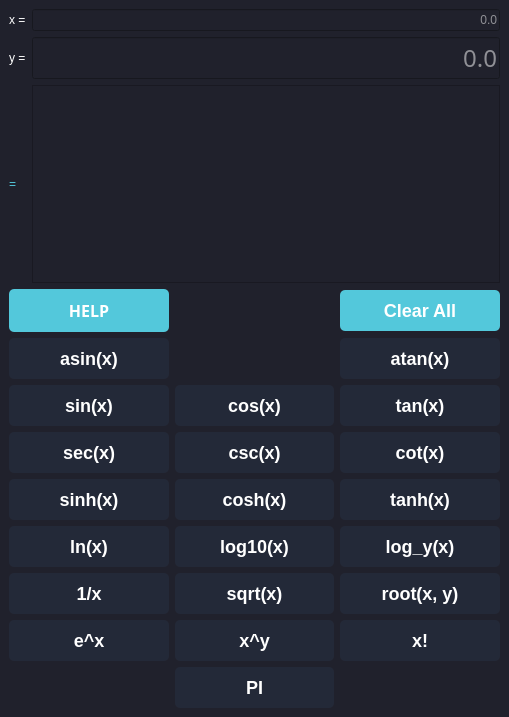
This is src/gui/mainwindow.ui in Carlos12001/funtrans_calculatorpp as Qt 5 draws it before an edit. The edited form follows.
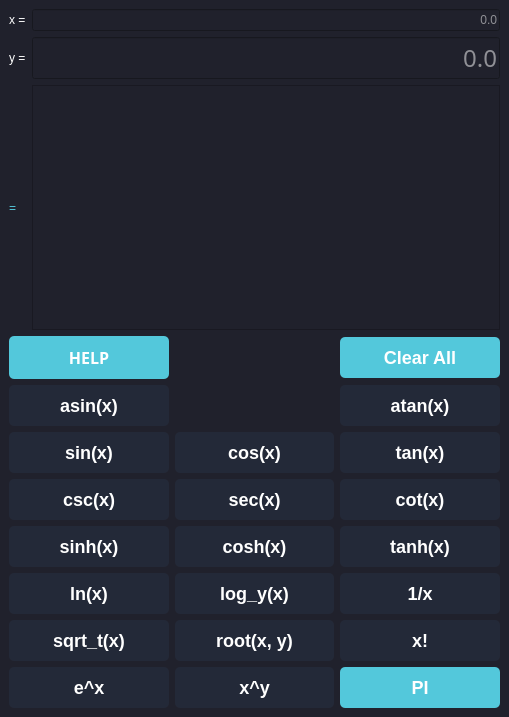
This is the edited form.

Patch:
```diff
--- a/src/gui/mainwindow.ui
+++ b/src/gui/mainwindow.ui
@@ -157,75 +157,6 @@
         </property>
        </widget>
       </item>
-      <item row="8" column="2">
-       <widget class="QPushButton" name="buttonLogy">
-        <property name="styleSheet">
-         <string notr="true">QPushButton {
-  border: none;
-  border-radius: 5px;
-  color: white;
-  font-size: 18px;
-  font-weight: bold;
-  padding: 10px 20px;
-  background-color: #232938;
-}
-
-QPushButton:hover {
-  background-color: #2E8B57;
-}
-</string>
-        </property>
-        <property name="text">
-         <string>log_y(x)</string>
-        </property>
-       </widget>
-      </item>
-      <item row="10" column="2">
-       <widget class="QPushButton" name="buttonFactorial">
-        <property name="styleSheet">
-         <string notr="true">QPushButton {
-  border: none;
-  border-radius: 5px;
-  color: white;
-  font-size: 18px;
-  font-weight: bold;
-  padding: 10px 20px;
-  background-color: #232938;
-}
-
-QPushButton:hover {
-  background-color: #2E8B57;
-}
-</string>
-        </property>
-        <property name="text">
-         <string>x!</string>
-        </property>
-       </widget>
-      </item>
-      <item row="9" column="1">
-       <widget class="QPushButton" name="buttonSqrt">
-        <property name="styleSheet">
-         <string notr="true">QPushButton {
-  border: none;
-  border-radius: 5px;
-  color: white;
-  font-size: 18px;
-  font-weight: bold;
-  padding: 10px 20px;
-  background-color: #232938;
-}
-
-QPushButton:hover {
-  background-color: #2E8B57;
-}
-</string>
-        </property>
-        <property name="text">
-         <string>sqrt(x)</string>
-        </property>
-       </widget>
-      </item>
       <item row="2" column="1">
        <widget class="QPushButton" name="buttonCos">
         <property name="styleSheet">
@@ -341,29 +272,6 @@
         </property>
        </widget>
       </item>
-      <item row="8" column="1">
-       <widget class="QPushButton" name="buttonLog10">
-        <property name="styleSheet">
-         <string notr="true">QPushButton {
-  border: none;
-  border-radius: 5px;
-  color: white;
-  font-size: 18px;
-  font-weight: bold;
-  padding: 10px 20px;
-  background-color: #232938;
-}
-
-QPushButton:hover {
-  background-color: #2E8B57;
-}
-</string>
-        </property>
-        <property name="text">
-         <string>log10(x)</string>
-        </property>
-       </widget>
-      </item>
       <item row="1" column="0">
        <widget class="QPushButton" name="buttonAsin">
         <property name="styleSheet">
@@ -441,29 +349,6 @@
         </property>
        </widget>
       </item>
-      <item row="11" column="1">
-       <widget class="QPushButton" name="buttonPI">
-        <property name="styleSheet">
-         <string notr="true">QPushButton {
-  border: none;
-  border-radius: 5px;
-  color: white;
-  font-size: 18px;
-  font-weight: bold;
-  padding: 10px 20px;
-  background-color: #232938;
-}
-
-QPushButton:hover {
-  background-color: #2E8B57;
-}
-</string>
-        </property>
-        <property name="text">
-         <string>PI</string>
-        </property>
-       </widget>
-      </item>
       <item row="8" column="0">
        <widget class="QPushButton" name="buttonLn">
         <property name="styleSheet">
@@ -487,29 +372,6 @@
         </property>
        </widget>
       </item>
-      <item row="9" column="0">
-       <widget class="QPushButton" name="buttonDivi">
-        <property name="styleSheet">
-         <string notr="true">QPushButton {
-  border: none;
-  border-radius: 5px;
-  color: white;
-  font-size: 18px;
-  font-weight: bold;
-  padding: 10px 20px;
-  background-color: #232938;
-}
-
-QPushButton:hover {
-  background-color: #2E8B57;
-}
-</string>
-        </property>
-        <property name="text">
-         <string>1/x</string>
-        </property>
-       </widget>
-      </item>
       <item row="1" column="2">
        <widget class="QPushButton" name="buttonAtan">
         <property name="styleSheet">
@@ -579,8 +441,8 @@
         </property>
        </widget>
       </item>
-      <item row="9" column="2">
-       <widget class="QPushButton" name="buttonRoot">
+      <item row="3" column="2">
+       <widget class="QPushButton" name="buttonCot">
         <property name="styleSheet">
          <string notr="true">QPushButton {
   border: none;
@@ -598,11 +460,11 @@
 </string>
         </property>
         <property name="text">
-         <string>root(x, y)</string>
+         <string>cot(x)</string>
         </property>
        </widget>
       </item>
-      <item row="3" column="1">
+      <item row="3" column="0">
        <widget class="QPushButton" name="buttonCsc">
         <property name="styleSheet">
          <string notr="true">QPushButton {
@@ -625,7 +487,7 @@
         </property>
        </widget>
       </item>
-      <item row="3" column="0">
+      <item row="3" column="1">
        <widget class="QPushButton" name="buttonSec">
         <property name="styleSheet">
          <string notr="true">QPushButton {
@@ -648,8 +510,8 @@
         </property>
        </widget>
       </item>
-      <item row="3" column="2">
-       <widget class="QPushButton" name="buttonCot">
+      <item row="8" column="1">
+       <widget class="QPushButton" name="buttonLogy">
         <property name="styleSheet">
          <string notr="true">QPushButton {
   border: none;
@@ -667,7 +529,121 @@
 </string>
         </property>
         <property name="text">
-         <string>cot(x)</string>
+         <string>log_y(x)</string>
+        </property>
+       </widget>
+      </item>
+      <item row="8" column="2">
+       <widget class="QPushButton" name="buttonDivi">
+        <property name="styleSheet">
+         <string notr="true">QPushButton {
+  border: none;
+  border-radius: 5px;
+  color: white;
+  font-size: 18px;
+  font-weight: bold;
+  padding: 10px 20px;
+  background-color: #232938;
+}
+
+QPushButton:hover {
+  background-color: #2E8B57;
+}
+</string>
+        </property>
+        <property name="text">
+         <string>1/x</string>
+        </property>
+       </widget>
+      </item>
+      <item row="9" column="0">
+       <widget class="QPushButton" name="buttonSqrt">
+        <property name="styleSheet">
+         <string notr="true">QPushButton {
+  border: none;
+  border-radius: 5px;
+  color: white;
+  font-size: 18px;
+  font-weight: bold;
+  padding: 10px 20px;
+  background-color: #232938;
+}
+
+QPushButton:hover {
+  background-color: #2E8B57;
+}
+</string>
+        </property>
+        <property name="text">
+         <string>sqrt_t(x)</string>
+        </property>
+       </widget>
+      </item>
+      <item row="9" column="1">
+       <widget class="QPushButton" name="buttonRoot">
+        <property name="styleSheet">
+         <string notr="true">QPushButton {
+  border: none;
+  border-radius: 5px;
+  color: white;
+  font-size: 18px;
+  font-weight: bold;
+  padding: 10px 20px;
+  background-color: #232938;
+}
+
+QPushButton:hover {
+  background-color: #2E8B57;
+}
+</string>
+        </property>
+        <property name="text">
+         <string>root(x, y)</string>
+        </property>
+       </widget>
+      </item>
+      <item row="9" column="2">
+       <widget class="QPushButton" name="buttonFactorial">
+        <property name="styleSheet">
+         <string notr="true">QPushButton {
+  border: none;
+  border-radius: 5px;
+  color: white;
+  font-size: 18px;
+  font-weight: bold;
+  padding: 10px 20px;
+  background-color: #232938;
+}
+
+QPushButton:hover {
+  background-color: #2E8B57;
+}
+</string>
+        </property>
+        <property name="text">
+         <string>x!</string>
+        </property>
+       </widget>
+      </item>
+      <item row="10" column="2">
+       <widget class="QPushButton" name="buttonPI">
+        <property name="styleSheet">
+         <string notr="true">QPushButton {
+  border: none;
+  border-radius: 5px;
+  color: white;
+  font-size: 18px;
+  font-weight: bold;
+  padding: 10px 20px;
+  background-color: #53c8db;
+}
+
+QPushButton:hover {
+  background-color: #2E8B57;
+}</string>
+        </property>
+        <property name="text">
+         <string>PI</string>
         </property>
        </widget>
       </item>
```
